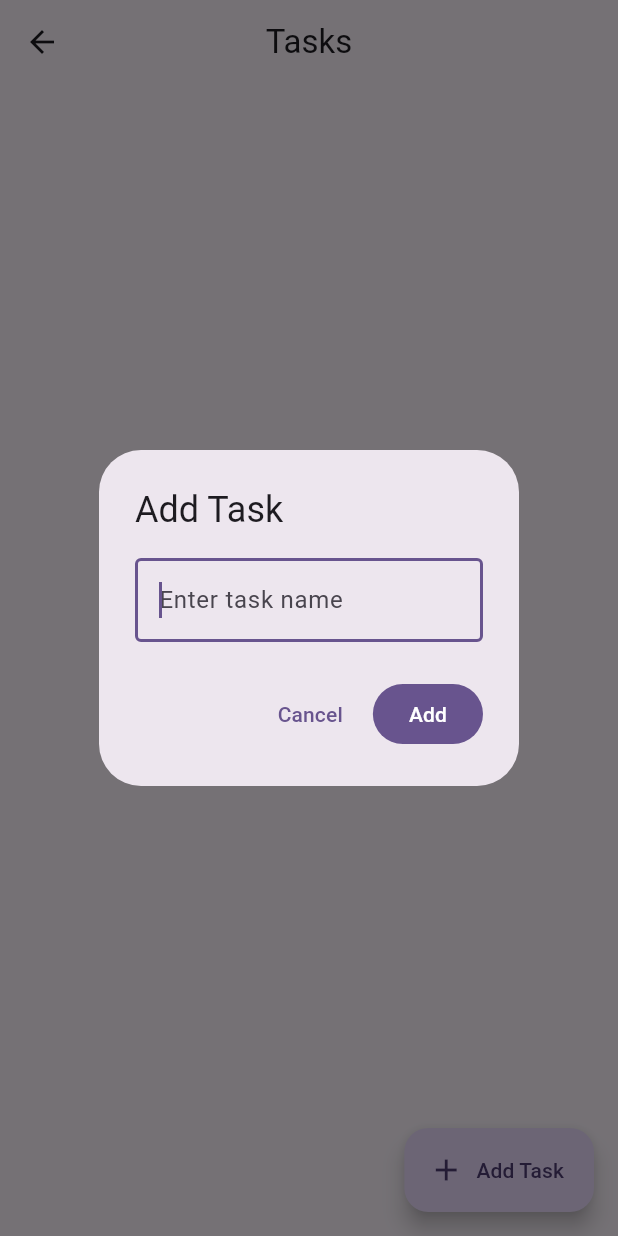
After one commit to asadbytes/Focus-Timer, a Flutter app: the TasksScreen screen opened directly, after a tap on "Add Task", on a phone screen of 412 x 824 dp. The commit adds this screen. Run offline on Flutter 3.47's test engine with Material 3 defaults, Android fonts, the phone set to English and light mode, and no system bars; our stand-ins replace audioplayers, hive, hive_flutter; accounts and stored records are empty.

Commit message:
feat(state): Provider migration, Hive persistence, and Task feature

```diff
--- /dev/null
+++ b/lib/models/task.dart
@@ -0,0 +1,22 @@
+import 'package:hive/hive.dart';
+
+part 'task.g.dart';
+
+@HiveType(typeId: 0)
+class Task {
+  @HiveField(0)
+  final String id;
+  @HiveField(1)
+  final String title;
+  @HiveField(2)
+  bool isCompleted;
+  @HiveField(3)
+  final DateTime createdAt;
+
+  Task({
+    required this.id,
+    required this.title,
+    this.isCompleted = false,
+    required this.createdAt,
+  });
+}
--- /dev/null
+++ b/lib/providers/task_provider.dart
@@ -0,0 +1,36 @@
+import 'package:flutter/material.dart';
+import 'package:focus_timer/models/task.dart';
+import 'package:hive_flutter/hive_flutter.dart';
+
+class TaskProvider extends ChangeNotifier {
+  final Box<Task> _box = Hive.box<Task>("tasksBox");
+
+  List<Task> get tasks => _box.values.toList();
+  List<Task> get activeTasks => tasks.where((t) => !t.isCompleted).toList();
+  List<Task> get completedTasks => tasks.where((t) => t.isCompleted).toList();
+
+  void addTask(String title) {
+    final task = Task(
+      id: DateTime.now().millisecondsSinceEpoch.toString(),
+      title: title,
+      createdAt: DateTime.now(),
+    );
+
+    _box.put(task.id, task);
+    notifyListeners();
+  }
+
+  void toggleTask(String id) {
+    final task = _box.get(id);
+    if (task != null) {
+      task.isCompleted = !task.isCompleted;
+      _box.put(id, task);
+      notifyListeners();
+    }
+  }
+
+  void deleteTask(String id) {
+    _box.delete(id);
+    notifyListeners();
+  }
+}
--- /dev/null
+++ b/lib/providers/timer_provider.dart
@@ -0,0 +1,121 @@
+import 'dart:async';
+
+import 'package:audioplayers/audioplayers.dart';
+import 'package:flutter/material.dart';
+import 'package:flutter/services.dart';
+import 'package:hive/hive.dart';
+
+class TimerProvider extends ChangeNotifier {
+  Timer? _timer;
+  int _remainingSeconds = 25 * 60;
+  bool _isRunning = false;
+  bool _isFocusSession = true;
+  int _completedSessions = 0;
+  final AudioPlayer _audioPlayer = AudioPlayer();
+  final Box _box = Hive.box("timerBox");
+
+  int _focusDuration = 25;
+  int _breakDuration = 5;
+
+  int get remainingSeconds => _remainingSeconds;
+  bool get isRunning => _isRunning;
+  bool get isFocusSession => _isFocusSession;
+  int get completedSessions => _completedSessions;
+  int get focusDuration => _focusDuration;
+  int get breakDuration => _breakDuration;
+
+  Function()? onTimerComplete;
+
+  double get progress {
+    final totalSeconds = _isFocusSession
+        ? _focusDuration * 60
+        : _breakDuration * 60;
+    return 1.0 - (_remainingSeconds / totalSeconds);
+  }
+
+  TimerProvider() {
+    _focusDuration = _box.get("focusDuration", defaultValue: 25);
+    _breakDuration = _box.get("breakDuration", defaultValue: 5);
+    _completedSessions = _box.get("completedSessions", defaultValue: 0);
+    _remainingSeconds = _focusDuration * 60;
+  }
+
+  String formatTime(int seconds) {
+    final minutes = seconds ~/ 60;
+    final secs = seconds % 60;
+    return "${minutes.toString().padLeft(2, '0')}:${secs.toString().padLeft(2, '0')}";
+  }
+
+  void startTimer() {
+    _isRunning = true;
+    notifyListeners();
+
+    _timer = Timer.periodic(const Duration(seconds: 1), (timer) {
+      if (_remainingSeconds > 0) {
+        _remainingSeconds--;
+        notifyListeners();
+      } else {
+        _onTimerComplete();
+      }
+    });
+  }
+
+  void pauseTimer() {
+    _isRunning = false;
+    _timer?.cancel();
+    notifyListeners();
+  }
+
+  void resetTimer() {
+    _timer?.cancel();
+    _isRunning = false;
+    _remainingSeconds = _isFocusSession
+        ? _focusDuration * 60
+        : _breakDuration * 60;
+    notifyListeners();
+  }
+
+  void updateDurations(int focus, int breakTime) {
+    _focusDuration = focus;
+    _breakDuration = breakTime;
+    _box.put("focusDuration", focus);
+    _box.put("breakDuration", breakTime);
+    resetTimer();
+  }
+
+  void _onTimerComplete() {
+    HapticFeedback.heavyImpact();
+    _audioPlayer.play(AssetSource("sounds/comp_sound.mp3"));
+    onTimerComplete?.call();
+
+    _timer?.cancel();
+    _isRunning = false;
+
+    if (_isFocusSession) {
+      _completedSessions++;
+      _box.put("completedSessions", _completedSessions);
+    }
+
+    _isFocusSession = !_isFocusSession;
+    _remainingSeconds = _isFocusSession
+        ? _focusDuration * 60
+        : _breakDuration * 60;
+    notifyListeners();
+    //_showCompletionDialog();
+  }
+
+  void toggleSessionType() {
+    _isFocusSession = !_isFocusSession;
+    _remainingSeconds = _isFocusSession
+        ? _focusDuration * 60
+        : _breakDuration * 60;
+    notifyListeners();
+  }
+
+  @override
+  void dispose() {
+    _timer?.cancel();
+    _audioPlayer.dispose();
+    super.dispose();
+  }
+}
--- /dev/null
+++ b/lib/screens/tasks_screen.dart
@@ -0,0 +1,166 @@
+import 'package:flutter/material.dart';
+import 'package:focus_timer/providers/task_provider.dart';
+import 'package:provider/provider.dart';
+
+class TasksScreen extends StatefulWidget {
+  const TasksScreen({super.key});
+
+  @override
+  State<TasksScreen> createState() => _TasksScreenState();
+}
+
+class _TasksScreenState extends State<TasksScreen> {
+  final _controller = TextEditingController();
+
+  @override
+  void dispose() {
+    _controller.dispose();
+    super.dispose();
+  }
+
+  @override
+  Widget build(BuildContext context) {
+    final taskProvider = Provider.of<TaskProvider>(context);
+    final theme = Theme.of(context);
+    final colorScheme = theme.colorScheme;
+
+    return Scaffold(
+      appBar: AppBar(title: const Text("Tasks"), centerTitle: true),
+      body: taskProvider.tasks.isEmpty
+          ? Center(
+              child: Column(
+                mainAxisAlignment: MainAxisAlignment.center,
+                children: [
+                  Icon(Icons.task_alt, size: 64, color: colorScheme.outline),
+
+                  SizedBox(height: 16),
+
+                  Text(
+                    "No tasks yet",
+                    style: theme.textTheme.titleMedium?.copyWith(
+                      color: colorScheme.onSurfaceVariant,
+                    ),
+                  ),
+                ],
+              ),
+            )
+          : ListView(
+              padding: EdgeInsets.all(16),
+              children: [
+                if (taskProvider.tasks.isNotEmpty) ...[
+                  Text(
+                    "Active Tasks",
+                    style: theme.textTheme.titleMedium?.copyWith(
+                      color: colorScheme.primary,
+                      fontWeight: FontWeight.bold,
+                    ),
+                  ),
+
+                  const SizedBox(height: 8),
+
+                  ...taskProvider.activeTasks.map(
+                    (task) => Card(
+                      child: ListTile(
+                        leading: Checkbox(
+                          value: task.isCompleted,
+                          onChanged: (context) =>
+                              taskProvider.toggleTask(task.id),
+                        ),
+                        title: Text(task.title),
+                        trailing: IconButton(
+                          icon: const Icon(Icons.delete_outline),
+                          onPressed: () => taskProvider.deleteTask(task.id),
+                        ),
+                      ),
+                    ),
+                  ),
+                  const SizedBox(height: 24),
+                ],
+
+                if (taskProvider.completedTasks.isNotEmpty) ...[
+                  Text(
+                    "Completed Tasks",
+                    style: theme.textTheme.titleSmall?.copyWith(
+                      color: colorScheme.tertiary,
+                      fontWeight: FontWeight.bold,
+                    ),
+                  ),
+
+                  SizedBox(height: 8),
+
+                  ...taskProvider.completedTasks.map(
+                    (task) => Card(
+                      child: ListTile(
+                        leading: Checkbox(
+                          value: task.isCompleted,
+                          onChanged: (context) =>
+                              taskProvider.toggleTask(task.id),
+                        ),
+                        title: Text(
+                          task.title,
+                          style: TextStyle(
+                            decoration: TextDecoration.lineThrough,
+                            color: colorScheme.onSurfaceVariant,
+                          ),
+                        ),
+                        trailing: IconButton(
+                          icon: const Icon(Icons.delete_outline),
+                          onPressed: () => taskProvider.deleteTask(task.id),
+                        ),
+                      ),
+                    ),
+                  ),
+                ],
+              ],
+            ),
+      floatingActionButton: FloatingActionButton.extended(
+        onPressed: () => _showAddTaskDialog(context, taskProvider),
+        icon: const Icon(Icons.add),
+        label: const Text("Add Task"),
+      ),
+    );
+  }
+
+  void _showAddTaskDialog(BuildContext context, TaskProvider taskProvider) {
+    showDialog(
+      context: context,
+      builder: (context) => AlertDialog(
+        title: const Text("Add Task"),
+        content: TextField(
+          controller: _controller,
+          decoration: const InputDecoration(
+            hintText: "Enter task name",
+            border: OutlineInputBorder(),
+          ),
+          autofocus: true,
+          onSubmitted: (value) {
+            if (value.trim().isNotEmpty) {
+              taskProvider.addTask(value.trim());
+              _controller.clear();
+              Navigator.pop(context);
+            }
+          },
+        ),
+        actions: [
+          TextButton(
+            onPressed: () {
+              _controller.clear();
+              Navigator.pop(context);
+            },
+            child: const Text("Cancel"),
+          ),
+          FilledButton(
+            onPressed: () {
+              if (_controller.text.trim().isNotEmpty) {
+                taskProvider.addTask(_controller.text.trim());
+                _controller.clear();
+                Navigator.pop(context);
+              }
+            },
+            child: const Text("Add"),
+          ),
+        ],
+      ),
+    );
+  }
+}
--- a/pubspec.yaml
+++ b/pubspec.yaml
@@ -35,6 +35,9 @@ dependencies:
   # Use with the CupertinoIcons class for iOS style icons.
   cupertino_icons: ^1.0.8
   audioplayers: ^6.5.1
+  provider: ^6.1.5+1
+  hive: ^2.2.3
+  hive_flutter: ^1.1.0
 
 dev_dependencies:
   flutter_test:
@@ -46,6 +49,8 @@ dev_dependencies:
   # package. See that file for information about deactivating specific lint
   # rules and activating additional ones.
   flutter_lints: ^5.0.0
+  hive_generator: ^2.0.1
+  build_runner: ^2.4.13
 
 # For information on the generic Dart part of this file, see the
 # following page: https://dart.dev/tools/pub/pubspec
```
Also changed, not shown: lib/main.dart (+27 -8 lines), lib/screens/timer_screen.dart (renamed from lib/timer_screen.dart, +46 -121 lines), lib/models/task.g.dart (added), lib/screens/settings_screen.dart (renamed from lib/settings_screen.dart), pubspec.lock.
